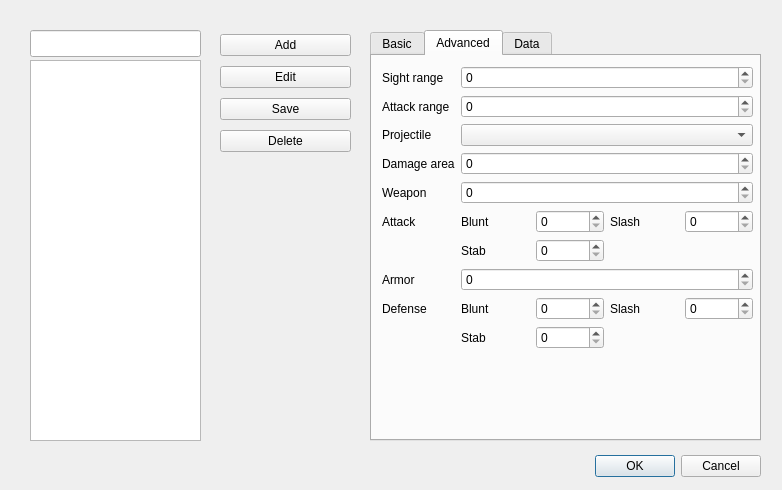
This is MapEdit/Forms/NewUnitModuleDlg.ui in Iskandor/ymir-rte as Qt 5 draws it before an edit. The edited form follows.
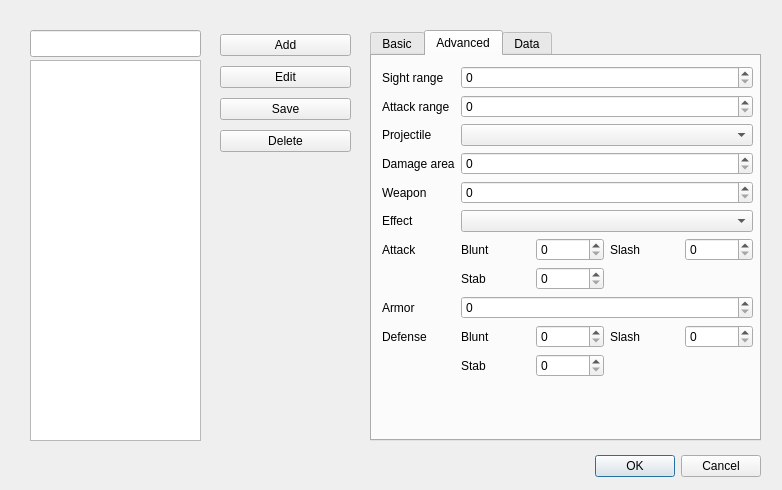
This is the edited form. Custom widgets are drawn as their Qt base class.

The edit to the form file:
```diff
--- a/MapEdit/Forms/NewUnitModuleDlg.ui
+++ b/MapEdit/Forms/NewUnitModuleDlg.ui
@@ -314,14 +314,14 @@
       <item row="4" column="1">
        <widget class="QSpinBox" name="AttSbx"/>
       </item>
-      <item row="5" column="0">
+      <item row="6" column="0">
        <widget class="QLabel" name="label_21">
         <property name="text">
          <string>Attack</string>
         </property>
        </widget>
       </item>
-      <item row="5" column="1">
+      <item row="6" column="1">
        <layout class="QGridLayout" name="gridLayout_3">
         <item row="2" column="0">
          <widget class="QLabel" name="label_19">
@@ -355,24 +355,24 @@
         </item>
        </layout>
       </item>
-      <item row="6" column="0">
+      <item row="7" column="0">
        <widget class="QLabel" name="label_33">
         <property name="text">
          <string>Armor</string>
         </property>
        </widget>
       </item>
-      <item row="6" column="1">
+      <item row="7" column="1">
        <widget class="QSpinBox" name="DefSbx"/>
       </item>
-      <item row="7" column="0">
+      <item row="8" column="0">
        <widget class="QLabel" name="label_24">
         <property name="text">
          <string>Defense</string>
         </property>
        </widget>
       </item>
-      <item row="7" column="1">
+      <item row="8" column="1">
        <layout class="QGridLayout" name="gridLayout_2">
         <item row="2" column="0">
          <widget class="QLabel" name="label_17">
@@ -416,6 +416,16 @@
       <item row="2" column="1">
        <widget class="QComboBox" name="cbProjectile"/>
       </item>
+      <item row="5" column="0">
+       <widget class="QLabel" name="label_35">
+        <property name="text">
+         <string>Effect</string>
+        </property>
+       </widget>
+      </item>
+      <item row="5" column="1">
+       <widget class="QComboBox" name="cbModifier"/>
+      </item>
      </layout>
     </widget>
    </widget>
```
